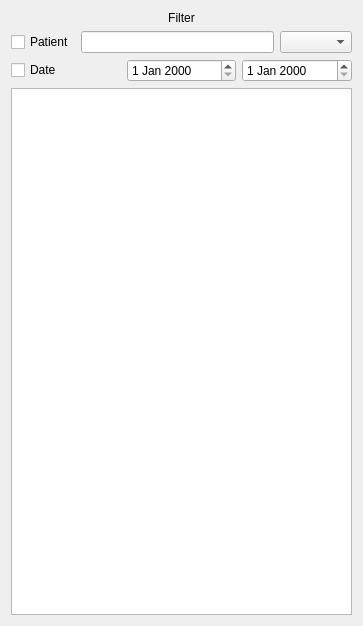
Above: historytab.ui from xbghc/mrscan2 before the change. Below: the same form after it.
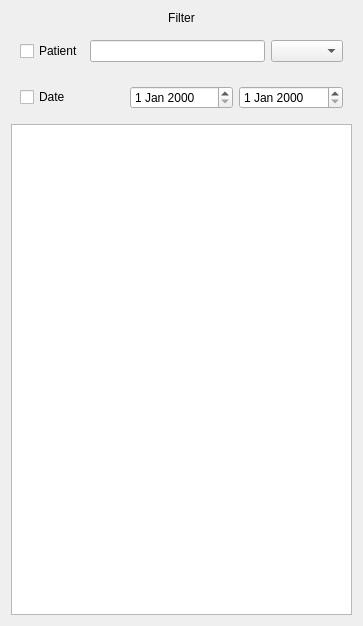
That is the form after the change.

Commit message: fix: 不应该进行布局的嵌套，而应该进行控件的嵌套

```diff
--- a/historytab.ui
+++ b/historytab.ui
@@ -25,6 +25,7 @@
     </widget>
    </item>
    <item>
+    <widget class="QWidget" name="patientFilterContianer" native="true">
     <layout class="QHBoxLayout" name="horizontalLayout">
      <item>
       <widget class="QCheckBox" name="checkBox_2">
@@ -40,8 +41,10 @@
       <widget class="QComboBox" name="comboBox"/>
      </item>
     </layout>
+    </widget>
    </item>
    <item>
+    <widget class="QWidget" name="dateFilterContainer" native="true">
     <layout class="QHBoxLayout" name="horizontalLayout_2">
      <item>
       <widget class="QCheckBox" name="checkBox">
@@ -57,6 +60,7 @@
       <widget class="QDateEdit" name="dateEdit_2"/>
      </item>
     </layout>
+    </widget>
    </item>
    <item>
     <widget class="QTableView" name="tableView">
```
Lines whose indentation alone changed are shown as unchanged. The commit also changes 1 other file.
